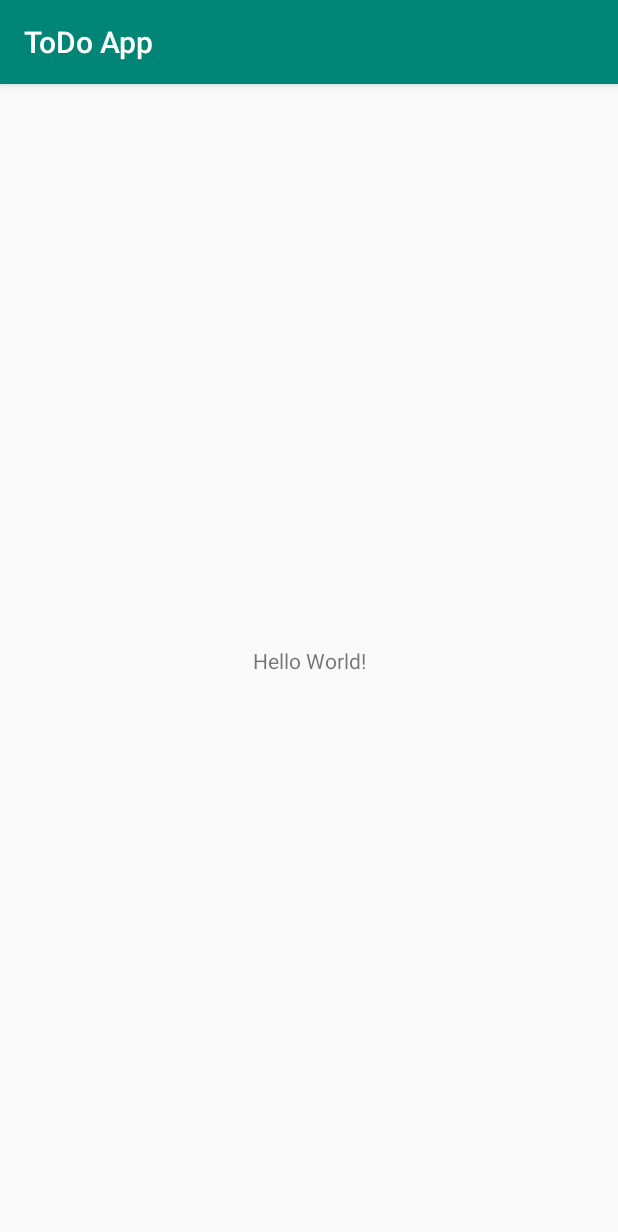
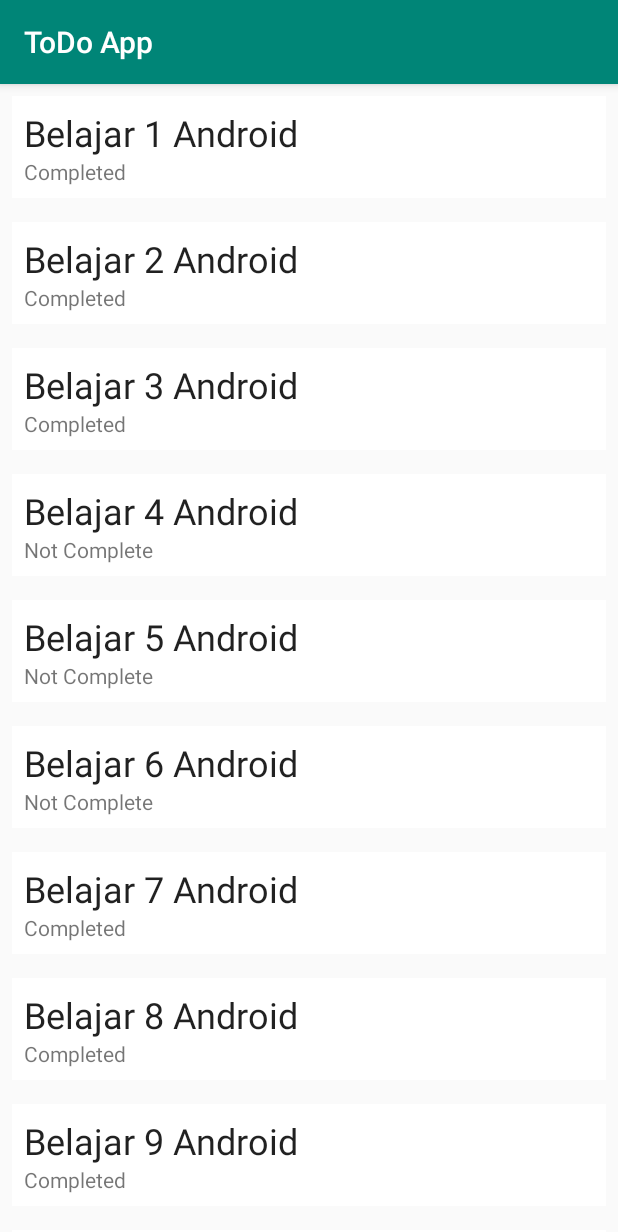
Before and after one commit to im-o/MDV-Kotlin-Meet2, an Android app: the screen it shows after launch (MainActivity), on a phone screen of 412 x 824 dp. Shown: the top 1232 px of the screen. Run offline under Robolectric (Android 15) with nearby library versions, the phone set to English and light mode, and no system bars; our stand-ins replace Room's generated code.

Commit message:
add recyclerview

```diff
--- a/ToDoApp/app/src/main/AndroidManifest.xml
+++ b/ToDoApp/app/src/main/AndroidManifest.xml
@@ -3,13 +3,14 @@
     package="com.dhytodev.todoapp">
 
     <application
+        android:name=".TodoApp"
         android:allowBackup="true"
         android:icon="@mipmap/ic_launcher"
         android:label="@string/app_name"
         android:roundIcon="@mipmap/ic_launcher_round"
         android:supportsRtl="true"
         android:theme="@style/AppTheme">
-        <activity android:name=".MainActivity">
+        <activity android:name=".view.MainActivity">
             <intent-filter>
                 <action android:name="android.intent.action.MAIN" />
 
--- /dev/null
+++ b/ToDoApp/app/src/main/java/com/dhytodev/todoapp/AppModules.kt
@@ -0,0 +1,16 @@
+package com.dhytodev.todoapp
+
+import com.dhytodev.todoapp.db.TaskDatabase
+import com.dhytodev.todoapp.model.TaskViewModel
+import org.koin.android.ext.koin.androidContext
+import org.koin.androidx.viewmodel.dsl.viewModel
+import org.koin.dsl.module
+
+/**
+ * Created by rivaldy on 12/21/2019.
+ */
+
+val taskModule = module {
+    single { TaskDatabase.getInstance(androidContext()) }
+    viewModel { TaskViewModel(get()) }
+}
--- a/ToDoApp/app/src/main/java/com/dhytodev/todoapp/MainActivity.kt
+++ /dev/null
@@ -1,42 +0,0 @@
-package com.dhytodev.todoapp
-
-import android.os.Bundle
-import android.util.Log
-import androidx.appcompat.app.AppCompatActivity
-
-class MainActivity : AppCompatActivity() {
-
-    private lateinit var taskDatabase: TaskDatabase
-
-    override fun onCreate(savedInstanceState: Bundle?) {
-        super.onCreate(savedInstanceState)
-        setContentView(R.layout.activity_main)
-
-        taskDatabase = TaskDatabase.getInstance(this)
-
-        insertTasks()
-        showTasks()
-    }
-
-    private fun addNewTask(task: Task): Long = taskDatabase.taskDao().insertTask(task)
-
-    private fun getAllTasks(): List<Task> = taskDatabase.taskDao().getTasks()
-
-    private fun insertTasks() {
-        val task = Task(1, "Belajar Android")
-        val task2 = Task(2, "Belajar Git", true)
-
-        addNewTask(task)
-        addNewTask(task2)
-    }
-
-    private fun showTasks() {
-        val tasks = getAllTasks()
-
-        for (todo in tasks) {
-            Log.d("Task Name", todo.task)
-            Log.d("Task Completed", todo.completed.toString())
-        }
-    }
-
-}
--- a/ToDoApp/app/src/main/java/com/dhytodev/todoapp/TaskDao.kt
+++ /dev/null
@@ -1,15 +0,0 @@
-package com.dhytodev.todoapp
-
-import androidx.room.Dao
-import androidx.room.Insert
-import androidx.room.Query
-
-@Dao
-interface TaskDao {
-
-    @Insert
-    fun insertTask(task: Task) : Long
-
-    @Query("SELECT * FROM tasks")
-    fun getTasks() : List<Task>
-}
--- /dev/null
+++ b/ToDoApp/app/src/main/java/com/dhytodev/todoapp/TodoApp.kt
@@ -0,0 +1,24 @@
+package com.dhytodev.todoapp
+
+import android.annotation.SuppressLint
+import android.app.Application
+import org.koin.android.ext.koin.androidContext
+import org.koin.android.ext.koin.androidLogger
+import org.koin.core.context.startKoin
+
+/**
+ * Created by rivaldy on 12/21/2019.
+ */
+
+@SuppressLint("Registered")
+class TodoApp: Application() {
+    override fun onCreate() {
+        super.onCreate()
+
+        startKoin {
+            androidLogger()
+            androidContext(this@TodoApp)
+            modules(taskModule)
+        }
+    }
+}
--- /dev/null
+++ b/ToDoApp/app/src/main/java/com/dhytodev/todoapp/adapter/MainAdapter.kt
@@ -0,0 +1,46 @@
+package com.dhytodev.todoapp.adapter
+
+import android.content.Context
+import android.util.Log
+import android.view.LayoutInflater
+import android.view.View
+import android.view.ViewGroup
+import android.widget.Toast
+import androidx.lifecycle.MutableLiveData
+import androidx.recyclerview.widget.RecyclerView
+import com.dhytodev.todoapp.R
+import com.dhytodev.todoapp.model.Task
+import kotlinx.android.synthetic.main.item_tasks.view.*
+
+/**
+ * Created by rivaldy on 12/22/2019.
+ */
+
+class MainAdapter(private val context: Context, private val task: ArrayList<Task>, private val listener: (Task) -> Unit) :
+    RecyclerView.Adapter<MainAdapter.MainViewHolder>() {
+
+    override fun onCreateViewHolder(parent: ViewGroup, viewType: Int): MainViewHolder {
+        return MainViewHolder(LayoutInflater.from(parent.context).inflate(R.layout.item_tasks, parent, false))
+    }
+
+    override fun getItemCount() = task.size
+
+    override fun onBindViewHolder(holder: MainViewHolder, position: Int) {
+        holder.bindItem(task[position], listener)
+//        holder.itemView.setOnClickListener {
+//            Toast.makeText(context, "HASILLL : ${task[position]}", Toast.LENGTH_SHORT).show()
+////            Log.w("INIII","HASILLL : ${task[position]}")
+//        }
+    }
+
+    class MainViewHolder(private val view: View) : RecyclerView.ViewHolder(view) {
+        fun bindItem(task: Task, listener: (Task) -> Unit) {
+            val strYes = "Completed"
+            val strNo = "Not Complete"
+            view.tv_task.text = task.task
+            if (task.completed) view.tv_iscompleted.text = strYes else view.tv_iscompleted.text = strNo
+
+            itemView.setOnClickListener { listener(task) }
+        }
+    }
+}
--- /dev/null
+++ b/ToDoApp/app/src/main/java/com/dhytodev/todoapp/db/TaskDao.kt
@@ -0,0 +1,24 @@
+package com.dhytodev.todoapp.db
+
+import androidx.lifecycle.LiveData
+import androidx.room.*
+import com.dhytodev.todoapp.model.Task
+
+@Dao
+interface TaskDao {
+
+    @Insert(onConflict = OnConflictStrategy.REPLACE)
+    fun insertTask(task: Task) : Long
+
+    @Query("SELECT * FROM tasks")
+    fun getTasks() : LiveData<List<Task>>
+
+    @Query("DELETE FROM tasks WHERE id = :id")
+    fun deleteById(id: Int);
+
+    @Delete
+    fun deleteAll(task: Task)
+
+    @Query("UPDATE tasks set task=:task, completed=:completed WHERE id=:id")
+    fun setUpdate(task: String, completed: Boolean, id: Int)
+}
--- a/ToDoApp/app/src/main/java/com/dhytodev/todoapp/TaskDatabase.kt
+++ b/ToDoApp/app/src/main/java/com/dhytodev/todoapp/db/TaskDatabase.kt
@@ -1,9 +1,10 @@
-package com.dhytodev.todoapp
+package com.dhytodev.todoapp.db
 
 import android.content.Context
 import androidx.room.Database
 import androidx.room.Room
 import androidx.room.RoomDatabase
+import com.dhytodev.todoapp.model.Task
 
 @Database(
     entities = [Task::class], version = 1,
--- a/ToDoApp/app/src/main/java/com/dhytodev/todoapp/Task.kt
+++ b/ToDoApp/app/src/main/java/com/dhytodev/todoapp/model/Task.kt
@@ -1,12 +1,15 @@
-package com.dhytodev.todoapp
+package com.dhytodev.todoapp.model
 
+import android.os.Parcelable
 import androidx.room.Entity
 import androidx.room.PrimaryKey
+import kotlinx.android.parcel.Parcelize
 
 @Entity(tableName = "tasks")
+@Parcelize
 data class Task(
     @PrimaryKey
     val id : Int,
     val task : String,
     val completed : Boolean = false
-)
+): Parcelable
--- /dev/null
+++ b/ToDoApp/app/src/main/java/com/dhytodev/todoapp/model/TaskViewModel.kt
@@ -0,0 +1,20 @@
+package com.dhytodev.todoapp.model
+
+import androidx.lifecycle.LiveData
+import androidx.lifecycle.MutableLiveData
+import androidx.lifecycle.ViewModel
+import com.dhytodev.todoapp.db.TaskDatabase
+import com.dhytodev.todoapp.model.Task
+
+/**
+ * Created by rivaldy on 12/21/2019.
+ */
+
+class TaskViewModel(private val database: TaskDatabase) : ViewModel() {
+    val tasks = MutableLiveData<List<Task>>()
+
+    fun addNewTask(task: Task) = database.taskDao().insertTask(task)
+    fun deleteById(id: Int) = database.taskDao().deleteById(id)
+    fun setUpdate(task: String, completed: Boolean, id: Int) = database.taskDao().setUpdate(task,  completed, id)
+    fun getAllTasks() : LiveData<List<Task>> = database.taskDao().getTasks()
+}
--- /dev/null
+++ b/ToDoApp/app/src/main/java/com/dhytodev/todoapp/view/MainActivity.kt
@@ -0,0 +1,58 @@
+package com.dhytodev.todoapp.view
+
+import android.os.Bundle
+import android.util.Log.w
+import android.widget.Toast
+import androidx.appcompat.app.AppCompatActivity
+import androidx.lifecycle.Observer
+import androidx.recyclerview.widget.LinearLayoutManager
+import com.dhytodev.todoapp.R
+import com.dhytodev.todoapp.adapter.MainAdapter
+import com.dhytodev.todoapp.model.Task
+import com.dhytodev.todoapp.model.TaskViewModel
+import kotlinx.android.synthetic.main.activity_main.*
+import org.koin.androidx.viewmodel.ext.android.viewModel
+
+class MainActivity : AppCompatActivity() {
+    private val taskViewModel: TaskViewModel by viewModel()
+    private var listT= arrayListOf<Task>()
+
+    override fun onCreate(savedInstanceState: Bundle?) {
+        super.onCreate(savedInstanceState)
+        setContentView(R.layout.activity_main)
+        insertTask()
+//        deleteById(2)
+//        update("MDV Training", false, 1)
+        observeTask()
+        rv_main.layoutManager = LinearLayoutManager(this, LinearLayoutManager.VERTICAL, false)
+        rv_main.adapter = MainAdapter(this, listT){
+            Toast.makeText(this, "HASIL : $it", Toast.LENGTH_SHORT).show()
+        }
+    }
+
+    private fun insertTask() {
+        val listTF = listOf(true, false)
+        for (i in 1..20){
+            taskViewModel.addNewTask(Task(i,"Belajar $i Android", listTF.shuffled().take(1)[0]))
+        }
+    }
+
+    private fun observeTask() {
+        taskViewModel.getAllTasks().observe(this, Observer {
+            if (it.isNotEmpty()) {
+                it.map {
+                    listT.add(it)
+                    w("INIII", "HASILL : $it")
+                }
+            }
+        })
+    }
+
+    private fun deleteById(id: Int) {
+        taskViewModel.deleteById(id)
+    }
+
+    private fun update(task: String, completed: Boolean, id: Int) {
+        taskViewModel.setUpdate(task, completed, id)
+    }
+}
--- a/ToDoApp/app/src/main/res/layout/activity_main.xml
+++ b/ToDoApp/app/src/main/res/layout/activity_main.xml
@@ -1,18 +1,15 @@
 <?xml version="1.0" encoding="utf-8"?>
-<androidx.constraintlayout.widget.ConstraintLayout xmlns:android="http://schemas.android.com/apk/res/android"
-    xmlns:app="http://schemas.android.com/apk/res-auto"
+<androidx.coordinatorlayout.widget.CoordinatorLayout xmlns:android="http://schemas.android.com/apk/res/android"
     xmlns:tools="http://schemas.android.com/tools"
     android:layout_width="match_parent"
     android:layout_height="match_parent"
-    tools:context=".MainActivity">
+    tools:context=".view.MainActivity">
 
-    <TextView
-        android:layout_width="wrap_content"
-        android:layout_height="wrap_content"
-        android:text="Hello World!"
-        app:layout_constraintBottom_toBottomOf="parent"
-        app:layout_constraintLeft_toLeftOf="parent"
-        app:layout_constraintRight_toRightOf="parent"
-        app:layout_constraintTop_toTopOf="parent" />
+    <androidx.recyclerview.widget.RecyclerView
+        tools:listitem="@layout/item_tasks"
+        android:id="@+id/rv_main"
+        android:layout_width="match_parent"
+        android:layout_height="match_parent" />
 
-</androidx.constraintlayout.widget.ConstraintLayout>
+
+</androidx.coordinatorlayout.widget.CoordinatorLayout>
--- /dev/null
+++ b/ToDoApp/app/src/main/res/layout/item_tasks.xml
@@ -0,0 +1,24 @@
+<?xml version="1.0" encoding="utf-8"?>
+<LinearLayout xmlns:android="http://schemas.android.com/apk/res/android"
+    xmlns:tools="http://schemas.android.com/tools"
+    android:layout_width="match_parent"
+    android:layout_height="wrap_content"
+    android:layout_margin="8dp"
+    android:background="@android:color/white"
+    android:orientation="vertical"
+    android:padding="8dp">
+
+    <TextView
+        android:id="@+id/tv_task"
+        style="@style/TextAppearance.AppCompat.Headline"
+        android:layout_width="match_parent"
+        android:layout_height="wrap_content"
+        tools:text="Belajar Kotlin" />
+
+    <TextView
+        android:id="@+id/tv_iscompleted"
+        android:layout_width="match_parent"
+        android:layout_height="wrap_content"
+        tools:text="Selesai : Ya" />
+
+</LinearLayout>
--- a/ToDoApp/build.gradle
+++ b/ToDoApp/build.gradle
@@ -1,14 +1,14 @@
 // Top-level build file where you can add configuration options common to all sub-projects/modules.
 
 buildscript {
-    ext.kotlin_version = '1.3.50'
+    ext.kotlin_version = '1.3.61'
     repositories {
         google()
         jcenter()
 
     }
     dependencies {
-        classpath 'com.android.tools.build:gradle:3.5.2'
+        classpath 'com.android.tools.build:gradle:3.5.3'
         classpath "org.jetbrains.kotlin:kotlin-gradle-plugin:$kotlin_version"
         // NOTE: Do not place your application dependencies here; they belong
         // in the individual module build.gradle files
--- a/ToDoApp/gradle.properties
+++ b/ToDoApp/gradle.properties
@@ -19,3 +19,4 @@ android.useAndroidX=true
 android.enableJetifier=true
 # Kotlin code style for this project: "official" or "obsolete":
 kotlin.code.style=official
+kapt.incremental.apt=false
```
Also changed, not shown: ToDoApp/app/build.gradle (+10 -1 lines).
